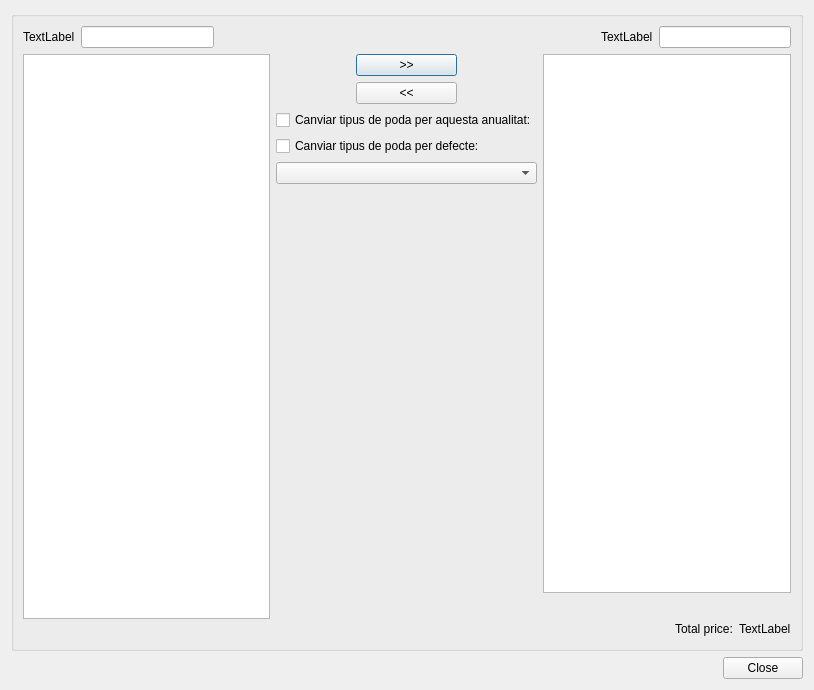
The window that ui/month_selector.ui (bgeo-gis/treemanage_qgis_pluggin) describes before a commit, drawn with Qt 5.
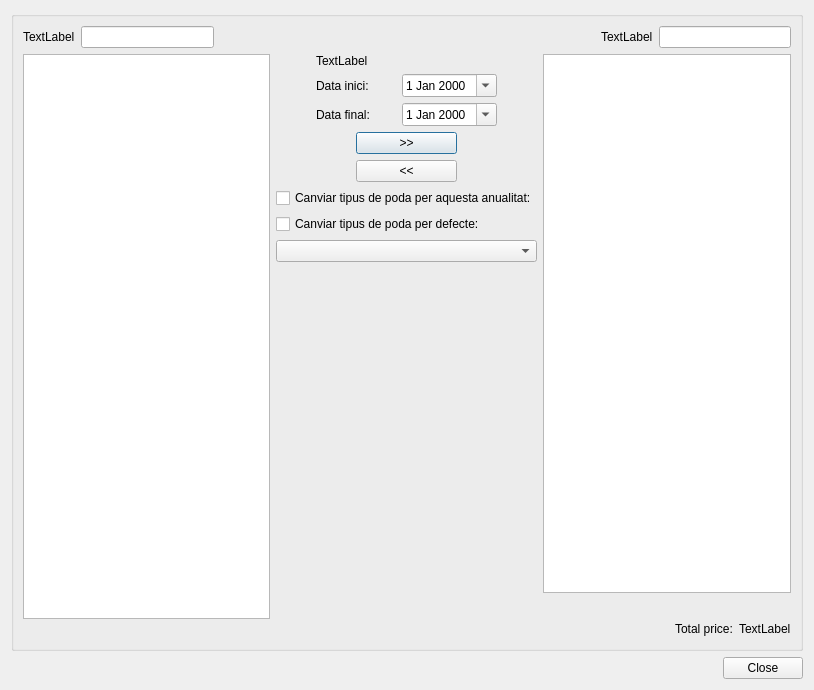
The same window after the commit.

What changed in the file:
```diff
--- a/ui/month_selector.ui
+++ b/ui/month_selector.ui
@@ -116,6 +116,67 @@
             <property name="sizeConstraint">
              <enum>QLayout::SetMinimumSize</enum>
             </property>
+            <item>
+             <layout class="QHBoxLayout" name="horizontalLayout_16">
+              <item>
+               <layout class="QVBoxLayout" name="verticalLayout_9">
+                <property name="leftMargin">
+                 <number>40</number>
+                </property>
+                <property name="rightMargin">
+                 <number>40</number>
+                </property>
+                <item>
+                 <layout class="QHBoxLayout" name="horizontalLayout_14">
+                  <item>
+                   <widget class="QLabel" name="lbl_info">
+                    <property name="text">
+                     <string>TextLabel</string>
+                    </property>
+                   </widget>
+                  </item>
+                 </layout>
+                </item>
+                <item>
+                 <layout class="QHBoxLayout" name="horizontalLayout_13">
+                  <item>
+                   <widget class="QLabel" name="label_5">
+                    <property name="text">
+                     <string>Data inici:</string>
+                    </property>
+                   </widget>
+                  </item>
+                  <item>
+                   <widget class="QDateEdit" name="date_inici">
+                    <property name="calendarPopup">
+                     <bool>true</bool>
+                    </property>
+                   </widget>
+                  </item>
+                 </layout>
+                </item>
+                <item>
+                 <layout class="QHBoxLayout" name="horizontalLayout_12">
+                  <item>
+                   <widget class="QLabel" name="label_4">
+                    <property name="text">
+                     <string>Data final:</string>
+                    </property>
+                   </widget>
+                  </item>
+                  <item>
+                   <widget class="QDateEdit" name="date_fi">
+                    <property name="calendarPopup">
+                     <bool>true</bool>
+                    </property>
+                   </widget>
+                  </item>
+                 </layout>
+                </item>
+               </layout>
+              </item>
+             </layout>
+            </item>
             <item>
              <layout class="QHBoxLayout" name="horizontalLayout">
               <property name="sizeConstraint">
```
Left out of the diff: 2 changed lines with no effect on the pictures.
